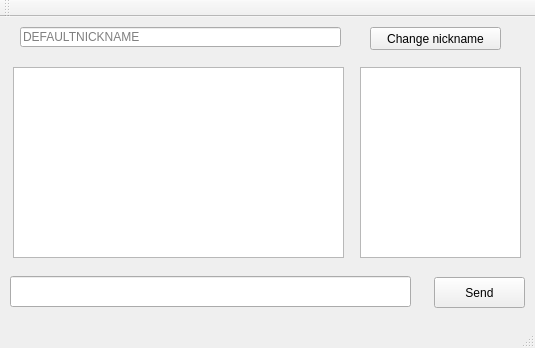
Freemahn/ProgrammingLanguage, file Chat/mainwindow.ui: the form before one commit.
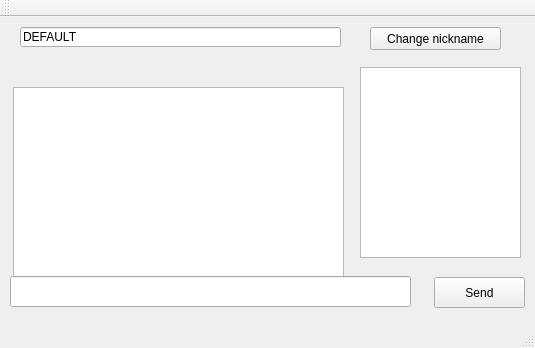
The form after the commit.

What changed in the file:
```diff
--- a/Chat/mainwindow.ui
+++ b/Chat/mainwindow.ui
@@ -18,7 +18,7 @@
     <property name="geometry">
      <rect>
       <x>13</x>
-      <y>50</y>
+      <y>70</y>
       <width>331</width>
       <height>191</height>
      </rect>
@@ -72,6 +72,9 @@
     <property name="toolTip">
      <string>DEFAULT NICKNAME</string>
     </property>
+    <property name="text">
+     <string>DEFAULT</string>
+    </property>
     <property name="placeholderText">
      <string>DEFAULTNICKNAME</string>
     </property>
```
